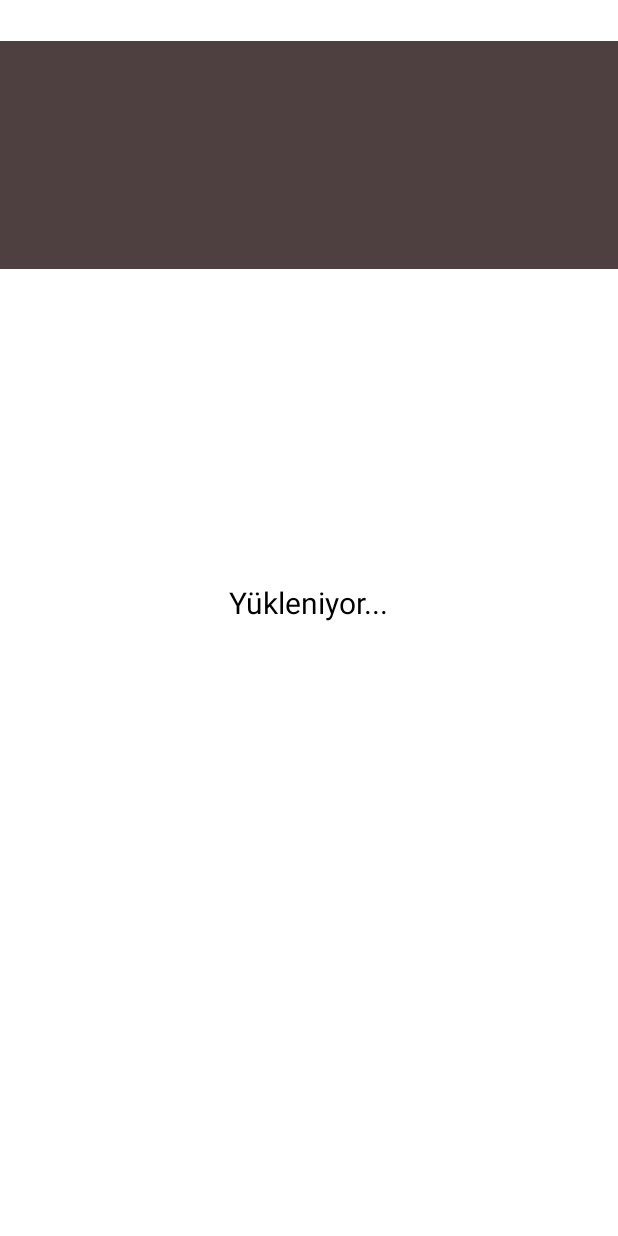
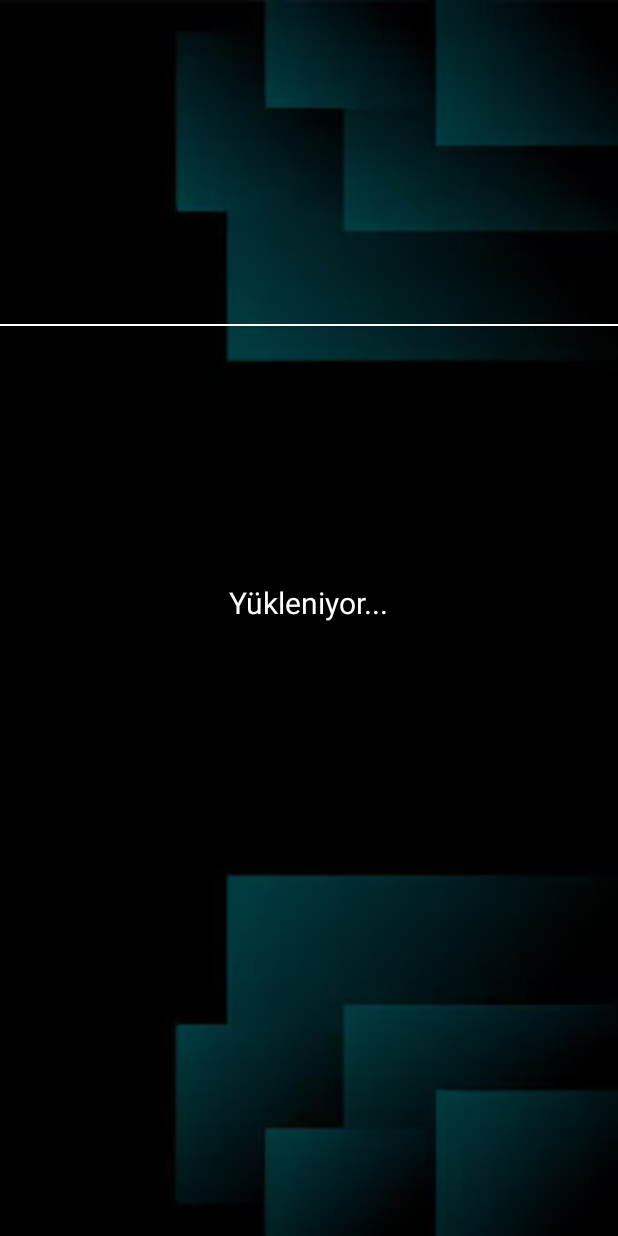
Before and after one commit to MertKadakal/Mahalle23, an Android app: the HavaDurumu screen opened directly, with no data from a screen before it, on a phone screen of 412 x 824 dp. Run offline under Robolectric (Android 15) with nearby library versions, the phone set to English and light mode, and no system bars; network calls fail; Roboto replaces fonts that are not available here.

Commit message:
arkaplan düzenlemeleri

```diff
--- a/app/src/main/res/layout/hava_durumu.xml
+++ b/app/src/main/res/layout/hava_durumu.xml
@@ -4,18 +4,7 @@
     xmlns:tools="http://schemas.android.com/tools"
     android:layout_width="match_parent"
     android:layout_height="match_parent"
-    android:background="@color/white">
-
-    <ImageView
-        android:id="@+id/imageView2"
-        android:layout_width="match_parent"
-        android:layout_height="152dp"
-        android:background="#4E4040"
-        app:layout_constraintBottom_toBottomOf="parent"
-        app:layout_constraintEnd_toEndOf="parent"
-        app:layout_constraintStart_toStartOf="parent"
-        app:layout_constraintTop_toTopOf="parent"
-        app:layout_constraintVertical_bias="0.041" />
+    android:background="@drawable/background_template">
 
     <com.airbnb.lottie.LottieAnimationView
         android:id="@+id/lottieAnimationView"
@@ -35,7 +24,7 @@
         android:id="@+id/hava_durumu_bilgiler"
         android:layout_width="wrap_content"
         android:layout_height="wrap_content"
-        android:layout_marginStart="176dp"
+        android:layout_marginStart="152dp"
         android:layout_marginTop="44dp"
         android:textColor="#FFFFFF"
         android:textSize="20sp"
@@ -48,11 +37,11 @@
         android:layout_height="wrap_content"
         android:layout_marginTop="112dp"
         android:textAlignment="center"
-        android:textColor="#000000"
+        android:textColor="#FFFFFF"
         android:textSize="40dp"
         android:textStyle="bold"
         app:layout_constraintEnd_toEndOf="parent"
-        app:layout_constraintHorizontal_bias="0.111"
+        app:layout_constraintHorizontal_bias="0.154"
         app:layout_constraintStart_toStartOf="parent"
         app:layout_constraintTop_toTopOf="parent" />
 
@@ -63,7 +52,7 @@
         android:layout_gravity="center"
         android:layout_marginTop="388dp"
         android:text="Yükleniyor..."
-        android:textColor="#000000"
+        android:textColor="#FFFFFF"
         android:textSize="20sp"
         app:layout_constraintEnd_toEndOf="parent"
         app:layout_constraintStart_toStartOf="parent"
@@ -73,10 +62,9 @@
         android:id="@+id/hissedilen"
         android:layout_width="wrap_content"
         android:layout_height="wrap_content"
-        android:layout_marginTop="180dp"
-        android:textColor="#000000"
+        android:layout_marginTop="188dp"
+        android:textColor="#FFFFFF"
         app:layout_constraintEnd_toEndOf="parent"
-        app:layout_constraintHorizontal_bias="0.04"
         app:layout_constraintStart_toStartOf="parent"
         app:layout_constraintTop_toTopOf="parent" />
 
@@ -84,9 +72,9 @@
         android:id="@+id/sonrakigun1"
         android:layout_width="wrap_content"
         android:layout_height="wrap_content"
-        android:layout_marginTop="220dp"
+        android:layout_marginTop="288dp"
         android:textAlignment="center"
-        android:textColor="@color/black"
+        android:textColor="#FFFFFF"
         android:textSize="20sp"
         app:layout_constraintEnd_toEndOf="parent"
         app:layout_constraintHorizontal_bias="0.498"
@@ -99,7 +87,7 @@
         android:layout_height="wrap_content"
         android:layout_marginTop="20dp"
         android:textAlignment="center"
-        android:textColor="@color/black"
+        android:textColor="#FFFFFF"
         android:textSize="20sp"
         app:layout_constraintEnd_toEndOf="parent"
         app:layout_constraintHorizontal_bias="0.498"
@@ -112,7 +100,7 @@
         android:layout_height="wrap_content"
         android:layout_marginTop="20dp"
         android:textAlignment="center"
-        android:textColor="@color/black"
+        android:textColor="#FFFFFF"
         android:textSize="20sp"
         app:layout_constraintEnd_toEndOf="parent"
         app:layout_constraintHorizontal_bias="0.498"
@@ -125,7 +113,7 @@
         android:layout_height="wrap_content"
         android:layout_marginTop="20dp"
         android:textAlignment="center"
-        android:textColor="@color/black"
+        android:textColor="#FFFFFF"
         android:textSize="20sp"
         app:layout_constraintEnd_toEndOf="parent"
         app:layout_constraintHorizontal_bias="0.498"
@@ -138,7 +126,7 @@
         android:layout_height="wrap_content"
         android:layout_marginTop="20dp"
         android:textAlignment="center"
-        android:textColor="@color/black"
+        android:textColor="#FFFFFF"
         android:textSize="20sp"
         app:layout_constraintEnd_toEndOf="parent"
         app:layout_constraintHorizontal_bias="0.498"
@@ -151,12 +139,23 @@
         android:layout_height="wrap_content"
         android:layout_marginTop="20dp"
         android:textAlignment="center"
-        android:textColor="@color/black"
+        android:textColor="#FFFFFF"
         android:textSize="20sp"
         app:layout_constraintEnd_toEndOf="parent"
         app:layout_constraintHorizontal_bias="0.498"
         app:layout_constraintStart_toStartOf="parent"
         app:layout_constraintTop_toBottomOf="@+id/sonrakigun5" />
 
+    <Button
+        android:id="@+id/button"
+        android:layout_width="match_parent"
+        android:layout_height="1dp"
+        android:layout_marginTop="216dp"
+        app:layout_constraintEnd_toEndOf="parent"
+        app:layout_constraintHorizontal_bias="0.498"
+        app:layout_constraintStart_toStartOf="parent"
+        app:layout_constraintTop_toTopOf="parent"
+        android:background="@color/white"/>
+
 
 </androidx.constraintlayout.widget.ConstraintLayout>
--- a/app/src/main/res/layout/yorum_ekle.xml
+++ b/app/src/main/res/layout/yorum_ekle.xml
@@ -3,14 +3,15 @@
     xmlns:app="http://schemas.android.com/apk/res-auto"
     xmlns:tools="http://schemas.android.com/tools"
     android:layout_width="match_parent"
-    android:layout_height="match_parent">
+    android:layout_height="match_parent"
+    android:background="@drawable/background_template">
 
     <EditText
         android:id="@+id/yorum"
         android:layout_width="315dp"
         android:layout_height="191dp"
         android:layout_marginTop="140dp"
-        android:background="#F0ECEC"
+        android:background="#ffffff"
         android:ems="10"
         android:hint="Yorumunuzu giriniz"
         android:inputType="textMultiLine"
@@ -28,6 +29,7 @@
         android:layout_height="wrap_content"
         android:layout_marginTop="20dp"
         android:text="Tamam"
+        android:background="@drawable/bg_item"
         app:layout_constraintEnd_toEndOf="parent"
         app:layout_constraintHorizontal_bias="0.498"
         app:layout_constraintStart_toStartOf="parent"
```
Also changed, not shown: app/src/main/java/mert/kadakal/myapplication/HtmlArrayAdapterSatilik.java (+52 -13 lines), app/src/main/java/mert/kadakal/myapplication/SatilikDaireler.java (+23 -19 lines), app/src/main/res/layout/hesap_ekle_veya_giris.xml (+7 -4 lines), app/src/main/res/layout/satilik_kiralik_daireler.xml (deleted, +0 -15 lines), app/src/main/res/layout/satiliklar.xml (+25 -14 lines), app/src/main/res/layout/satiliklar_item.xml (added, +104 -0 lines).
